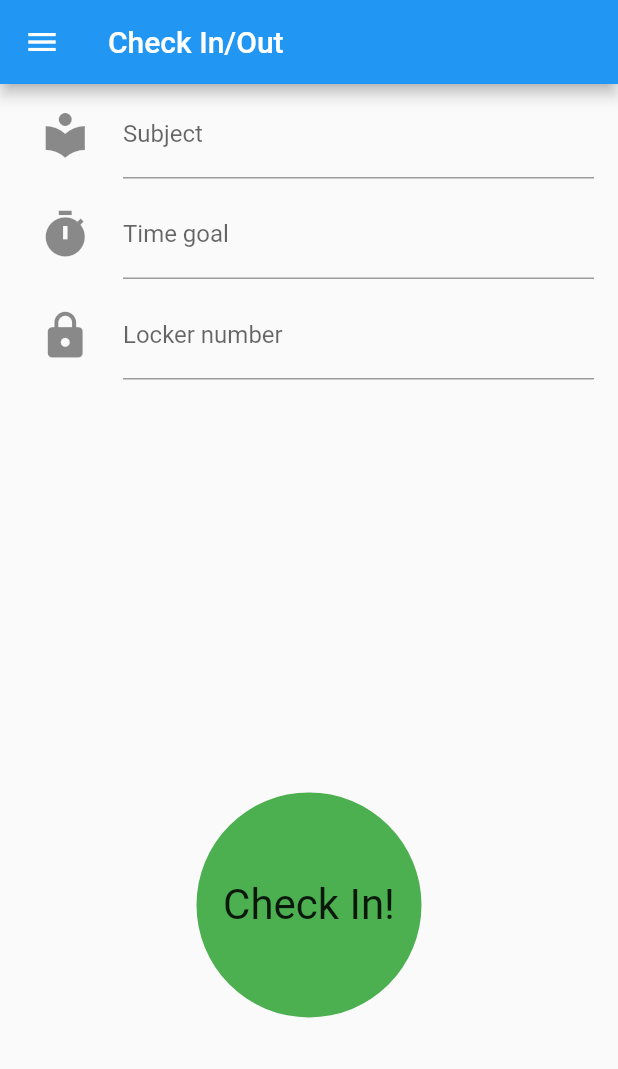
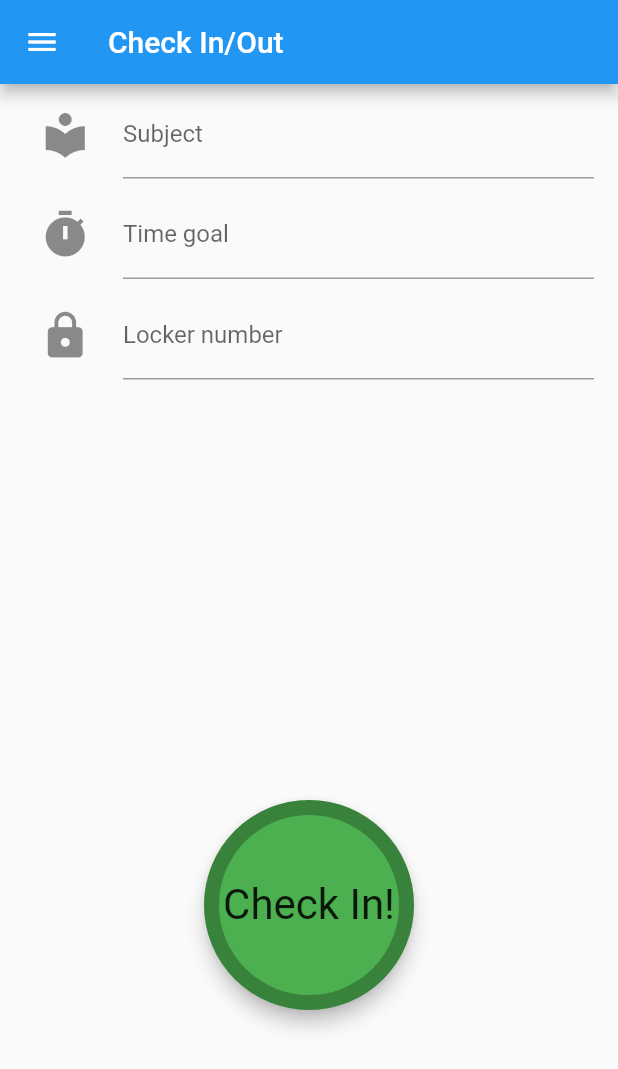
Before and after one commit to mobileappdevhm19/lust-LibraryUniversalSwissTool, a Flutter app: the CheckinPage screen opened directly, on a phone screen of 412 x 824 dp. Shown: the top 1069 px of the screen. Run offline on Flutter 3.47's test engine with Material 2 defaults, Android fonts, the phone set to English and light mode, and no system bars; our stand-ins replace after_layout, charts_flutter, cloud_firestore; accounts and stored records are empty.

Commit message:
change to rawmaterialbutton

```diff
--- a/lust/lib/widgets/checkinPage/buttonCheck.dart
+++ b/lust/lib/widgets/checkinPage/buttonCheck.dart
@@ -14,32 +14,32 @@ class _ButtonCheckState extends State<ButtonCheck> {
   MaterialColor _splashButton = Colors.red;
   bool _buttonState = false;
 
-  final DocumentReference postRefOccupancy = Firestore.instance.collection('lib_test').document('centralHM');
-  final CollectionReference colRefLogin= Firestore.instance.collection('events');
+  final DocumentReference postRefOccupancy =
+      Firestore.instance.collection('lib_test').document('centralHM');
+  final CollectionReference colRefLogin = Firestore.instance.collection('events');
 
   @override
   Widget build(BuildContext context) {
     return Padding(
         padding: EdgeInsets.only(top: 60),
-        child:
-            /*MaterialButton(
-                          height: 50,
+        child: RawMaterialButton(
           onPressed: onButtonPressed,
+          child: Container(
             child: Text(
               _textButton,
-                            //style: TextStyle(fontSize: 28),
+              style: TextStyle(fontSize: 28),
+            ),
+            alignment: Alignment.center,
+            height: 100,
           ),
           padding: EdgeInsets.all(20),
-                          color: _colorButton,
+          fillColor: _colorButton,
           splashColor: _splashButton,
           elevation: 5,
           shape: CircleBorder(
-                              side: BorderSide(
-                                  style: BorderStyle.solid,
-                                  color: Colors.black26,
-                                  width: 10)),
-                        )*/
-
+              side: BorderSide(style: BorderStyle.solid, color: Colors.black26, width: 10)),
+        )
+/*
             InkWell(
                 onTap: onButtonPressed,
                 child: Container(
@@ -52,7 +52,8 @@ class _ButtonCheckState extends State<ButtonCheck> {
                         child: Text(
                       _textButton,
                       style: TextStyle(fontSize: 28),
-                    )))));
+                    ))))*/
+        );
   }
 
   void onButtonPressed() async {
@@ -80,15 +81,15 @@ class _ButtonCheckState extends State<ButtonCheck> {
     return Firestore.instance.runTransaction((Transaction tx) async {
       DocumentSnapshot postSnapshot = await tx.get(postRefOccupancy);
       if (postSnapshot.exists) {
-        await tx.update(postRefOccupancy, <String, dynamic>{'occupancy': postSnapshot.data['occupancy'] + val});
+        await tx.update(
+            postRefOccupancy, <String, dynamic>{'occupancy': postSnapshot.data['occupancy'] + val});
       }
     });
   }
 
   Future sendEventToDB(String eventType) {
-    Map<String,dynamic> data = { 'eventType':eventType, 'time': DateTime.now()};
+    Map<String, dynamic> data = {'eventType': eventType, 'time': DateTime.now()};
     return colRefLogin.document().setData(data);
     //await tx.update(postRef, <String, dynamic>{'occupancy': postSnapshot.data['occupancy'] + val});
-
   }
 }
```
Lines whose indentation alone changed are shown as unchanged.
